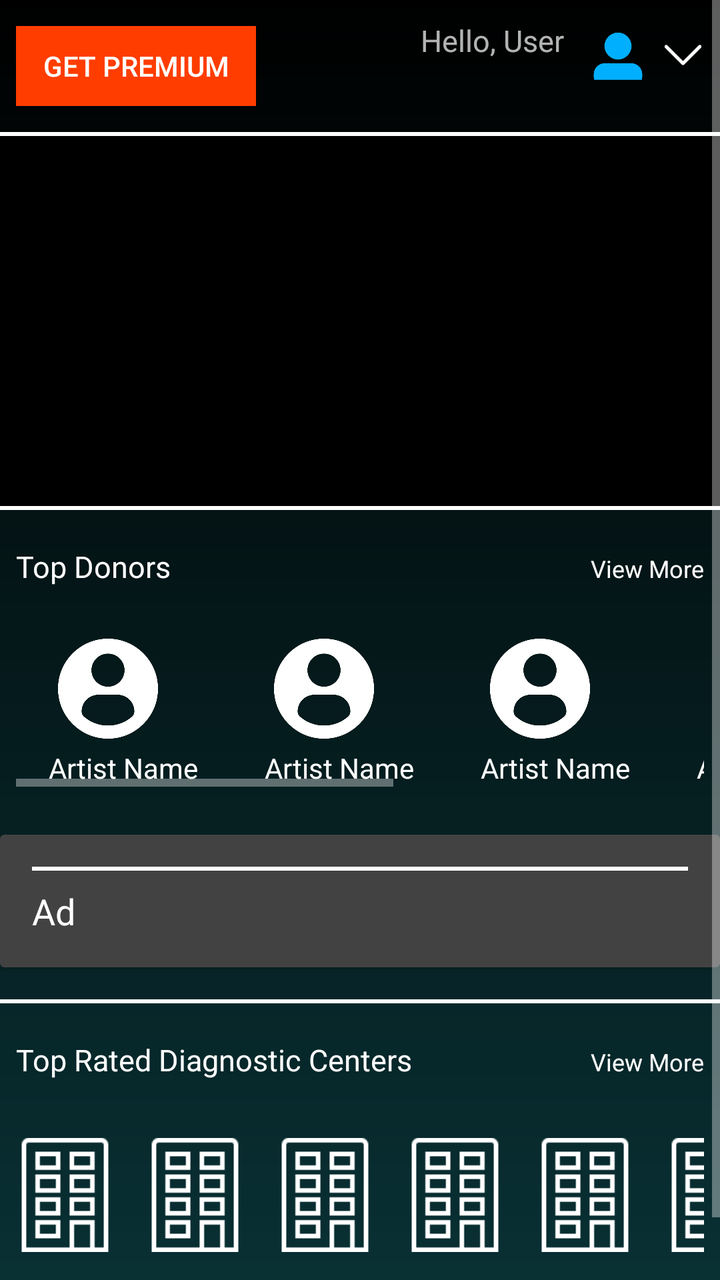
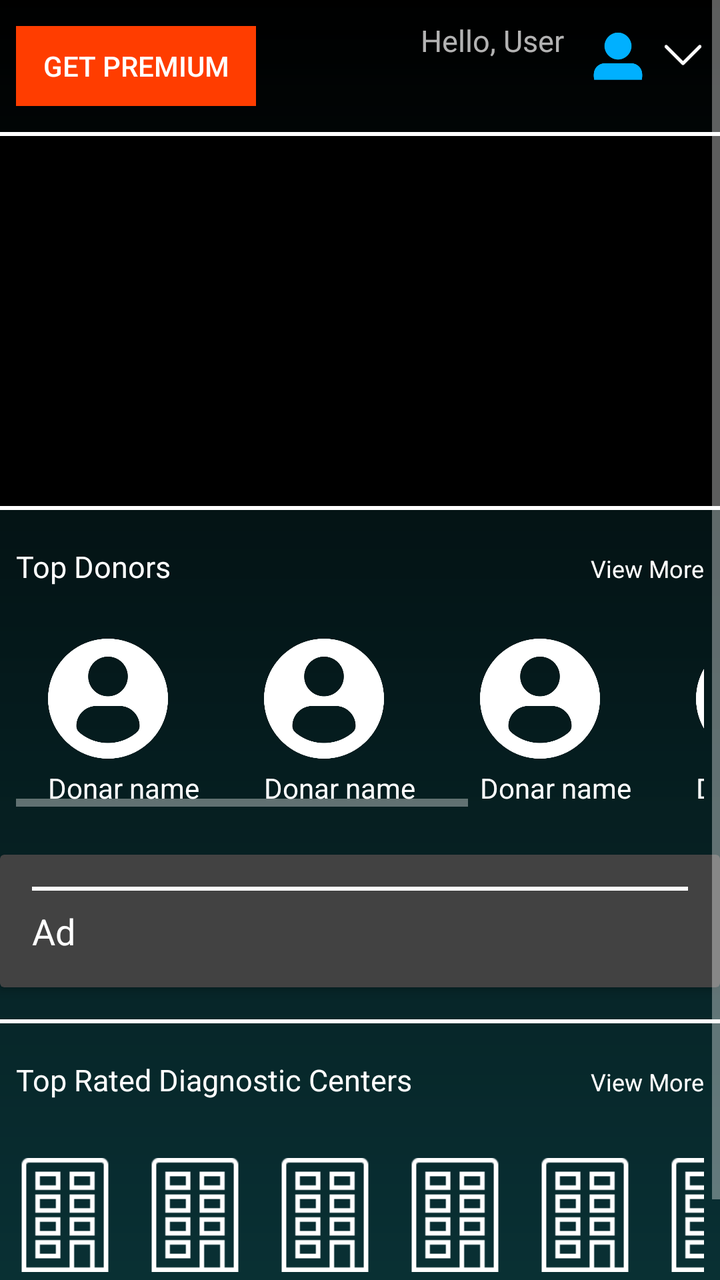

The first picture is an Android layout as it rendered before a commit; the second is the same layout after the commit. The layout source and the unified diff follow.
<!-- AndroidManifest.xml: application theme Theme.AppCompat -->
<!-- res/layout/fragment_tab1.xml -->
<?xml version="1.0" encoding="utf-8"?>
<ScrollView xmlns:android="http://schemas.android.com/apk/res/android"
    xmlns:app="http://schemas.android.com/apk/res-auto"
    xmlns:tools="http://schemas.android.com/tools"
    android:layout_width="match_parent"
    android:background="@drawable/android_fade"
    android:layout_height="match_parent">

    <LinearLayout
        android:layout_width="match_parent"
        android:layout_height="match_parent"
        android:background="#85000000"
        android:orientation="vertical">

        
        <LinearLayout
            android:layout_width="match_parent"
            android:layout_height="50dp"
            android:layout_marginTop="8dp"
            android:layout_marginBottom="8dp"
            android:orientation="horizontal">

            
            <Button
                android:id="@+id/btnPremium"
                android:layout_width="120dp"
                android:layout_height="40dp"
                android:layout_gravity="center"
                android:layout_marginLeft="8dp"
                android:background="#FF3D00"
                android:text="Get Premium"
                android:textColor="#FFFFFF" />

            <TextView
                android:id="@+id/user_details"
                android:layout_width="wrap_content"
                android:layout_height="wrap_content"
                android:layout_gravity="right"
                android:layout_weight="1"
                android:gravity="end"
                android:paddingTop="2dp"
                android:paddingRight="10dp"
                android:text="Hello, User"
                android:textSize="15dp" />

            <ImageView
                android:layout_width="34dp"
                android:layout_height="40dp"
                android:layout_marginRight="5dp"
                android:src="@drawable/profile"
                app:tint="@color/light_blue_A400" />

            
            <ImageView
                android:id="@+id/imageView2"
                android:layout_width="21dp"
                android:layout_height="39dp"
                android:layout_marginRight="8dp"
                android:clickable="true"
                android:onClick="showPopupMenu"
                android:src="@drawable/down_arrow"
                app:tint="@color/white" />
        </LinearLayout>
        <View
            android:layout_width="match_parent"
            android:layout_height="2dp"
            android:background="#FFFFFF" />
        
        <androidx.viewpager.widget.ViewPager
            android:id="@+id/viewPager"
            android:layout_width="match_parent"
            android:layout_height="185dp"
            android:background="#000" />
        <View
            android:layout_width="match_parent"
            android:layout_height="2dp"
            android:background="#FFFFFF" />
        
        <LinearLayout
            android:layout_width="match_parent"
            android:layout_height="wrap_content"
            android:orientation="horizontal"
            android:layout_marginTop="10dp"
            android:padding="8dp">

            <TextView
                android:layout_width="0dp"
                android:layout_height="wrap_content"
                android:layout_weight="1"
                android:gravity="start"
                android:text="Top Donors"
                android:textColor="#FFFFFF"
                android:textSize="15sp" />

            <TextView
                android:layout_width="wrap_content"
                android:layout_height="wrap_content"
                android:onClick="onViewMoreClick"
                android:text="View More"
                android:textColor="#FFFFFF"
                android:textSize="12sp" />
        </LinearLayout>

        
        <HorizontalScrollView
            android:layout_width="match_parent"
            android:layout_height="wrap_content"
            android:layout_marginTop="10dp"
            android:padding="8dp">

            <LinearLayout
                android:layout_width="match_parent"
                android:layout_height="wrap_content"
                android:orientation="horizontal">

                
                <LinearLayout
                    android:layout_width="wrap_content"
                    android:layout_height="wrap_content"
                    android:gravity="center_horizontal"
                    android:orientation="vertical">

                    <ImageView
                        android:layout_width="100dp"
                        android:layout_height="50dp"
                        android:layout_marginRight="8dp"
                        android:src="@drawable/profi" />

                    <TextView
                        android:layout_width="wrap_content"
                        android:layout_height="wrap_content"
                        android:paddingTop="5dp"
                        android:text="Artist Name"
                        android:textColor="#FFFFFF" />
                </LinearLayout>

                <LinearLayout
                    android:layout_width="wrap_content"
                    android:layout_height="wrap_content"
                    android:gravity="center_horizontal"
                    android:orientation="vertical">

                    <ImageView
                        android:layout_width="100dp"
                        android:layout_height="50dp"
                        android:layout_marginRight="8dp"
                        android:src="@drawable/profi" />

                    <TextView
                        android:layout_width="wrap_content"
                        android:layout_height="wrap_content"
                        android:paddingTop="5dp"
                        android:text="Artist Name"
                        android:textColor="#FFFFFF" />
                </LinearLayout>

                <LinearLayout
                    android:layout_width="wrap_content"
                    android:layout_height="wrap_content"
                    android:gravity="center_horizontal"
                    android:orientation="vertical">

                    <ImageView
                        android:layout_width="100dp"
                        android:layout_height="50dp"
                        android:layout_marginRight="8dp"
                        android:src="@drawable/profi" />

                    <TextView
                        android:layout_width="wrap_content"
                        android:layout_height="wrap_content"
                        android:paddingTop="5dp"
                        android:text="Artist Name"
                        android:textColor="#FFFFFF" />
                </LinearLayout>

                <LinearLayout
                    android:layout_width="wrap_content"
                    android:layout_height="wrap_content"
                    android:gravity="center_horizontal"
                    android:orientation="vertical">

                    <ImageView
                        android:layout_width="100dp"
                        android:layout_height="50dp"
                        android:layout_marginRight="8dp"
                        android:src="@drawable/profi" />

                    <TextView
                        android:layout_width="wrap_content"
                        android:layout_height="wrap_content"
                        android:paddingTop="5dp"
                        android:text="Artist Name"
                        android:textColor="#FFFFFF" />
                </LinearLayout>

                <LinearLayout
                    android:layout_width="wrap_content"
                    android:layout_height="wrap_content"
                    android:gravity="center_horizontal"
                    android:orientation="vertical">

                    <ImageView
                        android:layout_width="100dp"
                        android:layout_height="50dp"
                        android:layout_marginRight="8dp"
                        android:src="@drawable/profi" />

                    <TextView
                        android:layout_width="wrap_content"
                        android:layout_height="wrap_content"
                        android:paddingTop="5dp"
                        android:text="Artist Name"
                        android:textColor="#FFFFFF" />
                </LinearLayout>

                <LinearLayout
                    android:layout_width="wrap_content"
                    android:layout_height="wrap_content"
                    android:gravity="center_horizontal"
                    android:orientation="vertical">

                    <ImageView
                        android:layout_width="100dp"
                        android:layout_height="50dp"
                        android:layout_marginRight="8dp"
                        android:src="@drawable/profi" />

                    <TextView
                        android:layout_width="wrap_content"
                        android:layout_height="wrap_content"
                        android:paddingTop="5dp"
                        android:text="Artist Name"
                        android:textColor="#FFFFFF" />
                </LinearLayout>
                
            </LinearLayout>
        </HorizontalScrollView>
        
        <androidx.cardview.widget.CardView
            android:id="@+id/adView"
            android:layout_width="match_parent"
            android:layout_height="wrap_content"
            android:layout_marginTop="16dp"
            android:layout_marginBottom="16dp"
            android:elevation="4dp">

            <LinearLayout
                android:layout_width="match_parent"
                android:layout_height="wrap_content"
                android:orientation="vertical"
                android:padding="16dp">
                
                <View
                    android:layout_width="match_parent"
                    android:layout_height="2dp"
                    android:background="#FFFFFF" />

                
                <TextView
                    android:layout_width="wrap_content"
                    android:layout_height="wrap_content"
                    android:layout_marginTop="8dp"
                    android:text="Ad"
                    android:textColor="#FFFFFF"
                    android:textSize="18sp" />
            </LinearLayout>
        </androidx.cardview.widget.CardView>
        <View
            android:layout_width="match_parent"
            android:layout_height="2dp"
            android:background="#FFFFFF" />
        
        <LinearLayout
            android:layout_width="match_parent"
            android:layout_height="wrap_content"
            android:orientation="horizontal"
            android:layout_marginTop="10dp"
            android:padding="8dp">

            <TextView
                android:layout_width="0dp"
                android:layout_height="wrap_content"
                android:layout_weight="1"
                android:gravity="start"
                android:text="Top Rated Diagnostic Centers"
                android:textColor="#FFFFFF"
                android:textSize="15sp" />

            <TextView
                android:layout_width="wrap_content"
                android:layout_height="wrap_content"
                android:onClick="onViewMoreDiagnosticCentersClick"
                android:text="View More"
                android:textColor="#FFFFFF"
                android:textSize="12sp" />
        </LinearLayout>

        
        <HorizontalScrollView
            android:layout_width="match_parent"
            android:layout_height="wrap_content"
            android:layout_marginTop="8dp"
            android:padding="8dp">

            <LinearLayout
                android:layout_width="wrap_content"
                android:layout_height="wrap_content"
                android:orientation="horizontal">

                

                
                <LinearLayout
                    android:layout_width="wrap_content"
                    android:layout_height="wrap_content"
                    android:gravity="center_horizontal"
                    android:orientation="vertical">

                    <ImageView
                        android:layout_width="57dp"
                        android:layout_height="67dp"
                        android:layout_marginRight="8dp"
                        android:src="@drawable/placeholder_building"
                        app:tint="@color/white" />

                    <TextView
                        android:layout_width="wrap_content"
                        android:layout_height="wrap_content"
                        android:layout_marginRight="5dp"
                        android:paddingTop="5dp"
                        android:text="Name"
                        android:textColor="#FFFFFF" />

                </LinearLayout>

                <LinearLayout
                    android:layout_width="wrap_content"
                    android:layout_height="wrap_content"
                    android:gravity="center_horizontal"
                    android:orientation="vertical">

                    <ImageView
                        android:layout_width="57dp"
                        android:layout_height="67dp"
                        android:layout_marginRight="8dp"
                        android:src="@drawable/placeholder_building"
                        app:tint="@color/white" />

                    <TextView
                        android:layout_width="wrap_content"
                        android:layout_height="wrap_content"
                        android:layout_marginRight="5dp"
                        android:paddingTop="5dp"
                        android:text="Name"
                        android:textColor="#FFFFFF" />

                </LinearLayout>

                <LinearLayout
                    android:layout_width="wrap_content"
                    android:layout_height="wrap_content"
                    android:gravity="center_horizontal"
                    android:orientation="vertical">

                    <ImageView
                        android:layout_width="57dp"
                        android:layout_height="67dp"
                        android:layout_marginRight="8dp"
                        android:src="@drawable/placeholder_building"
                        app:tint="@color/white" />

                    <TextView
                        android:layout_width="wrap_content"
                        android:layout_height="wrap_content"
                        android:layout_marginRight="5dp"
                        android:paddingTop="5dp"
                        android:text="Name"
                        android:textColor="#FFFFFF" />

                </LinearLayout>

                <LinearLayout
                    android:layout_width="wrap_content"
                    android:layout_height="wrap_content"
                    android:gravity="center_horizontal"
                    android:orientation="vertical">

                    <ImageView
                        android:layout_width="57dp"
                        android:layout_height="67dp"
                        android:layout_marginRight="8dp"
                        android:src="@drawable/placeholder_building"
                        app:tint="@color/white" />

                    <TextView
                        android:layout_width="wrap_content"
                        android:layout_height="wrap_content"
                        android:layout_marginRight="5dp"
                        android:paddingTop="5dp"
                        android:text="Name"
                        android:textColor="#FFFFFF" />

                </LinearLayout>

                <LinearLayout
                    android:layout_width="wrap_content"
                    android:layout_height="wrap_content"
                    android:gravity="center_horizontal"
                    android:orientation="vertical">

                    <ImageView
                        android:layout_width="57dp"
                        android:layout_height="67dp"
                        android:layout_marginRight="8dp"
                        android:src="@drawable/placeholder_building"
                        app:tint="@color/white" />

                    <TextView
                        android:layout_width="wrap_content"
                        android:layout_height="wrap_content"
                        android:layout_marginRight="5dp"
                        android:paddingTop="5dp"
                        android:text="Name"
                        android:textColor="#FFFFFF" />

                </LinearLayout>

                <LinearLayout
                    android:layout_width="wrap_content"
                    android:layout_height="wrap_content"
                    android:gravity="center_horizontal"
                    android:orientation="vertical">

                    <ImageView
                        android:layout_width="57dp"
                        android:layout_height="67dp"
                        android:layout_marginRight="8dp"
                        android:src="@drawable/placeholder_building"
                        app:tint="@color/white" />

                    <TextView
                        android:layout_width="wrap_content"
                        android:layout_height="wrap_content"
                        android:layout_marginRight="5dp"
                        android:paddingTop="5dp"
                        android:text="Name"
                        android:textColor="#FFFFFF" />

                </LinearLayout>

                <LinearLayout
                    android:layout_width="wrap_content"
                    android:layout_height="wrap_content"
                    android:gravity="center_horizontal"
                    android:orientation="vertical">

                    <ImageView
                        android:layout_width="57dp"
                        android:layout_height="67dp"
                        android:layout_marginRight="8dp"
                        android:src="@drawable/placeholder_building"
                        app:tint="@color/white" />

                    <TextView
                        android:layout_width="wrap_content"
                        android:layout_height="wrap_content"
                        android:layout_marginRight="5dp"
                        android:paddingTop="5dp"
                        android:text="Name"
                        android:textColor="#FFFFFF" />

                </LinearLayout>

                <LinearLayout
                    android:layout_width="wrap_content"
                    android:layout_height="wrap_content"
                    android:gravity="center_horizontal"
                    android:orientation="vertical">

                    <ImageView
                        android:layout_width="57dp"
                        android:layout_height="67dp"
                        android:layout_marginRight="8dp"
                        android:src="@drawable/placeholder_building"
                        app:tint="@color/white" />

                    <TextView
                        android:layout_width="wrap_content"
                        android:layout_height="wrap_content"
                        android:layout_marginRight="5dp"
                        android:paddingTop="5dp"
                        android:text="Name"
                        android:textColor="#FFFFFF" />

                </LinearLayout>
            </LinearLayout>
        </HorizontalScrollView>
        <View
            android:layout_width="match_parent"
            android:layout_height="2dp"
            android:layout_marginTop="8dp"
            android:background="#FFFFFF" />
    </LinearLayout>
</ScrollView>
<!-- resources referenced by this layout -->
<resources>
  <color name="light_blue_A400">#FF00B0FF</color>
  <color name="white">#FFFFFFFF</color>
  <!-- drawable android_fade (drawable) -->
  <shape xmlns:android="http://schemas.android.com/apk/res/android">
      <gradient
          android:angle="270"
          android:endColor="#A100838F"
          android:startColor="#000000"
          android:type="linear" />
  </shape>
  <!-- drawable down_arrow: png bitmap (drawable, 510 bytes) -->
  <!-- drawable placeholder_building: png bitmap (drawable, 585 bytes) -->
  <!-- drawable profi: png bitmap (drawable, 16344 bytes) -->
  <!-- drawable profile: png bitmap (drawable, 2217 bytes) -->
</resources>

<!-- the commit's change to res/layout/fragment_tab1.xml (unified diff, before → after) -->
@@ -11,7 +11,6 @@
         android:layout_height="match_parent"
         android:background="#85000000"
         android:orientation="vertical">
-
         
         <LinearLayout
             android:layout_width="match_parent"
@@ -122,7 +121,8 @@
 
                     <ImageView
                         android:layout_width="100dp"
-                        android:layout_height="50dp"
+                        android:layout_height="60dp"
+                        android:id="@+id/donar1"
                         android:layout_marginRight="8dp"
                         android:src="@drawable/profi" />
 
@@ -130,7 +130,8 @@
                         android:layout_width="wrap_content"
                         android:layout_height="wrap_content"
                         android:paddingTop="5dp"
-                        android:text="Artist Name"
+                        android:id="@+id/donarname1"
+                        android:text="Donar name"
                         android:textColor="#FFFFFF" />
                 </LinearLayout>
 
@@ -142,15 +143,17 @@
 
                     <ImageView
                         android:layout_width="100dp"
-                        android:layout_height="50dp"
-                        android:layout_marginRight="8dp"
+                        android:layout_height="60dp"
+                        android:layout_marginRight="8dp"
+                        android:id="@+id/donar2"
                         android:src="@drawable/profi" />
 
                     <TextView
                         android:layout_width="wrap_content"
                         android:layout_height="wrap_content"
                         android:paddingTop="5dp"
-                        android:text="Artist Name"
+                        android:text="Donar name"
+                        android:id="@+id/donarname2"
                         android:textColor="#FFFFFF" />
                 </LinearLayout>
 
@@ -162,15 +165,17 @@
 
                     <ImageView
                         android:layout_width="100dp"
-                        android:layout_height="50dp"
-                        android:layout_marginRight="8dp"
+                        android:layout_height="60dp"
+                        android:layout_marginRight="8dp"
+                        android:id="@+id/donar3"
                         android:src="@drawable/profi" />
 
                     <TextView
                         android:layout_width="wrap_content"
                         android:layout_height="wrap_content"
                         android:paddingTop="5dp"
-                        android:text="Artist Name"
+                        android:id="@+id/donarname3"
+                        android:text="Donar name"
                         android:textColor="#FFFFFF" />
                 </LinearLayout>
 
@@ -182,15 +187,17 @@
 
                     <ImageView
                         android:layout_width="100dp"
-                        android:layout_height="50dp"
-                        android:layout_marginRight="8dp"
+                        android:layout_height="60dp"
+                        android:layout_marginRight="8dp"
+                        android:id="@+id/donar4"
                         android:src="@drawable/profi" />
 
                     <TextView
                         android:layout_width="wrap_content"
                         android:layout_height="wrap_content"
                         android:paddingTop="5dp"
-                        android:text="Artist Name"
+                        android:text="Donar name"
+                        android:id="@+id/donarname4"
                         android:textColor="#FFFFFF" />
                 </LinearLayout>
 
@@ -202,7 +209,8 @@
 
                     <ImageView
                         android:layout_width="100dp"
-                        android:layout_height="50dp"
+                        android:layout_height="60dp"
+                        android:id="@+id/donar5"
                         android:layout_marginRight="8dp"
                         android:src="@drawable/profi" />
 
@@ -210,29 +218,11 @@
                         android:layout_width="wrap_content"
                         android:layout_height="wrap_content"
                         android:paddingTop="5dp"
-                        android:text="Artist Name"
-                        android:textColor="#FFFFFF" />
-                </LinearLayout>
-
-                <LinearLayout
-                    android:layout_width="wrap_content"
-                    android:layout_height="wrap_content"
-                    android:gravity="center_horizontal"
-                    android:orientation="vertical">
-
-                    <ImageView
-                        android:layout_width="100dp"
-                        android:layout_height="50dp"
-                        android:layout_marginRight="8dp"
-                        android:src="@drawable/profi" />
-
-                    <TextView
-                        android:layout_width="wrap_content"
-                        android:layout_height="wrap_content"
-                        android:paddingTop="5dp"
-                        android:text="Artist Name"
-                        android:textColor="#FFFFFF" />
-                </LinearLayout>
+                        android:id="@+id/donarname5"
+                        android:text="Donar name"
+                        android:textColor="#FFFFFF" />
+                </LinearLayout>
+
                 
             </LinearLayout>
         </HorizontalScrollView>
